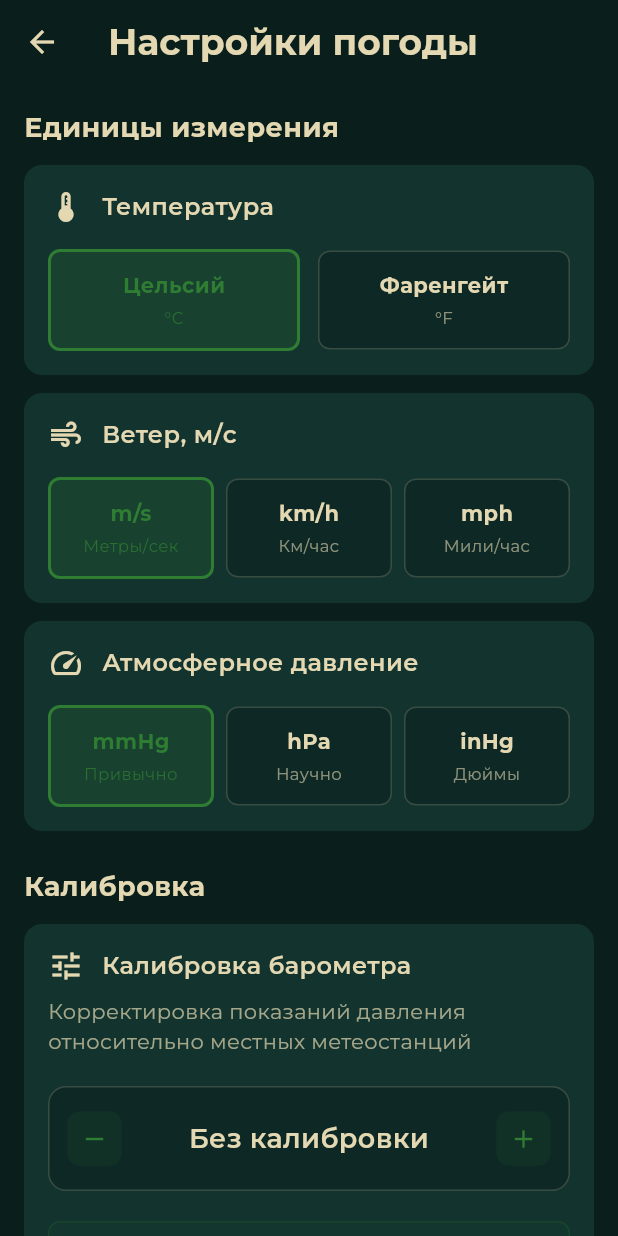
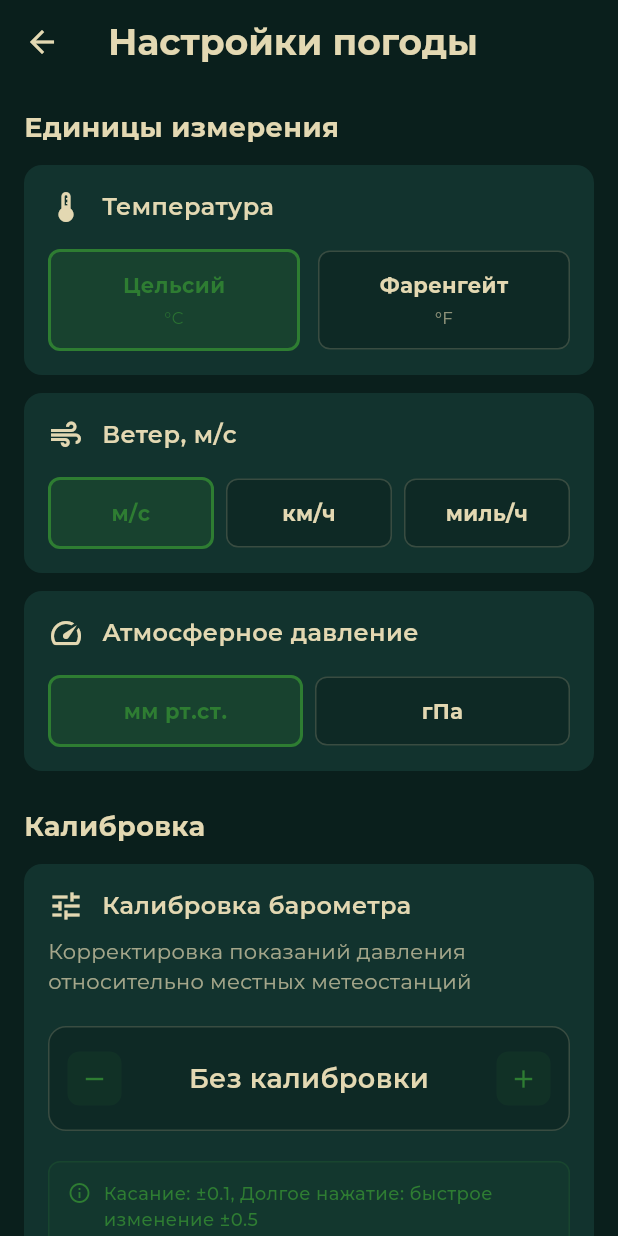
Before and after one commit to VyacheslavQA/Drift_Notes_Dart, a Flutter app: the WeatherSettingsScreen screen opened directly, on a phone screen of 412 x 824 dp. Run offline on Flutter 3.47's test engine with Material 3 defaults, Android fonts, the phone set to English and light mode, and no system bars; our stand-ins replace app_links, audioplayers, cached_network_image, cloud_firestore, connectivity_plus, firebase_auth and 15 more; missing offline and left inert: app_badge_plus, firebase_app_check, quick_actions; accounts and stored records are empty; generated files the repository leaves out were written again.

Commit message:
исправления в настройках погоды

```diff
--- a/lib/main.dart
+++ b/lib/main.dart
@@ -73,7 +73,7 @@ void main() async {
   ]);
 
   // Показываем системную навигацию
-  SystemChrome.setEnabledSystemUIMode(SystemUiMode.edgeToEdge);
+  SystemChrome.setEnabledSystemUIMode(SystemUiMode.manual, overlays: SystemUiOverlay.values);
 
   // Запрос разрешений на уведомления ПЕРЕД инициализацией Firebase
   await _requestNotificationPermissions();
--- a/lib/screens/home_screen.dart
+++ b/lib/screens/home_screen.dart
@@ -1522,7 +1522,7 @@ class _HomeScreenState extends State<HomeScreen> with WidgetsBindingObserver, Po
             ),
           ),
         ),
-        extendBody: true,
+        extendBody: false,
         bottomNavigationBar: _buildBottomNavigationBar(),
       ),
     );
--- a/lib/screens/settings/weather_settings_screen.dart
+++ b/lib/screens/settings/weather_settings_screen.dart
@@ -184,6 +184,8 @@ class _WeatherSettingsScreenState extends State<WeatherSettingsScreen> {
       return localizations.translate('no_calibration') ?? 'Без калибровки';
     }
 
+    final localizations = AppLocalizations.of(context);
+
     // Конвертируем калибровку в текущие единицы для отображения
     double displayValue = _barometerCalibration;
     String unitSymbol;
@@ -191,15 +193,15 @@ class _WeatherSettingsScreenState extends State<WeatherSettingsScreen> {
     switch (_selectedPressureUnit) {
       case PressureUnit.mmhg:
         displayValue = _barometerCalibration / 1.333;
-        unitSymbol = AppLocalizations.of(context).locale.languageCode == 'en' ? 'mmHg' : 'мм рт.ст.';
+        unitSymbol = localizations.translate('pressure_unit_mmhg') ?? 'мм рт.ст.';
         break;
       case PressureUnit.hpa:
         displayValue = _barometerCalibration;
-        unitSymbol = AppLocalizations.of(context).locale.languageCode == 'en' ? 'hPa' : 'гПа';
+        unitSymbol = localizations.translate('pressure_unit_hpa') ?? 'гПа';
         break;
       case PressureUnit.inhg:
         displayValue = _barometerCalibration / 33.8639;
-        unitSymbol = 'inHg';
+        unitSymbol = localizations.translate('pressure_unit_inhg') ?? 'дюймы рт.ст.';
         break;
     }
 
@@ -487,27 +489,24 @@ class _WeatherSettingsScreenState extends State<WeatherSettingsScreen> {
           Row(
             children: [
               Expanded(
-                child: _buildUnitOption(
-                  title: 'm/s',
-                  subtitle: localizations.translate('meters_per_second'),
+                child: _buildSimpleUnitOption(
+                  title: localizations.translate('wind_unit_ms') ?? 'м/с',
                   isSelected: _selectedWindSpeedUnit == WindSpeedUnit.ms,
                   onTap: () => _updateWindSpeedUnit(WindSpeedUnit.ms),
                 ),
               ),
               const SizedBox(width: 8),
               Expanded(
-                child: _buildUnitOption(
-                  title: 'km/h',
-                  subtitle: localizations.translate('kilometers_per_hour'),
+                child: _buildSimpleUnitOption(
+                  title: localizations.translate('wind_unit_kmh') ?? 'км/ч',
                   isSelected: _selectedWindSpeedUnit == WindSpeedUnit.kmh,
                   onTap: () => _updateWindSpeedUnit(WindSpeedUnit.kmh),
                 ),
               ),
               const SizedBox(width: 8),
               Expanded(
-                child: _buildUnitOption(
-                  title: 'mph',
-                  subtitle: localizations.translate('miles_per_hour'),
+                child: _buildSimpleUnitOption(
+                  title: localizations.translate('wind_unit_mph') ?? 'миль/ч',
                   isSelected: _selectedWindSpeedUnit == WindSpeedUnit.mph,
                   onTap: () => _updateWindSpeedUnit(WindSpeedUnit.mph),
                 ),
@@ -547,29 +546,18 @@ class _WeatherSettingsScreenState extends State<WeatherSettingsScreen> {
           Row(
             children: [
               Expanded(
-                child: _buildUnitOption(
-                  title: 'mmHg',
-                  subtitle: localizations.translate('common'),
+                child: _buildSimpleUnitOption(
+                  title: localizations.translate('pressure_unit_mmhg') ?? 'мм рт.ст.',
                   isSelected: _selectedPressureUnit == PressureUnit.mmhg,
                   onTap: () => _updatePressureUnit(PressureUnit.mmhg),
                 ),
               ),
               const SizedBox(width: 8),
               Expanded(
-                child: _buildUnitOption(
-                  title: 'hPa',
-                  subtitle: localizations.translate('scientific'),
+                child: _buildSimpleUnitOption(
+                  title: localizations.translate('pressure_unit_hpa') ?? 'гПа',
                   isSelected: _selectedPressureUnit == PressureUnit.hpa,
                   onTap: () => _updatePressureUnit(PressureUnit.hpa),
-                ),
-              ),
-              const SizedBox(width: 8),
-              Expanded(
-                child: _buildUnitOption(
-                  title: 'inHg',
-                  subtitle: localizations.translate('inches'),
-                  isSelected: _selectedPressureUnit == PressureUnit.inhg,
-                  onTap: () => _updatePressureUnit(PressureUnit.inhg),
                 ),
               ),
             ],
@@ -807,4 +795,45 @@ class _WeatherSettingsScreenState extends State<WeatherSettingsScreen> {
       ),
     );
   }
+
+  Widget _buildSimpleUnitOption({
+    required String title,
+    required bool isSelected,
+    required VoidCallback onTap,
+  }) {
+    return GestureDetector(
+      onTap: onTap,
+      child: Container(
+        padding: const EdgeInsets.all(12),
+        decoration: BoxDecoration(
+          color:
+          isSelected
+              ? AppConstants.primaryColor.withValues(alpha: 0.2)
+              : AppConstants.backgroundColor.withValues(alpha: 0.5),
+          borderRadius: BorderRadius.circular(8),
+          border: Border.all(
+            color:
+            isSelected
+                ? AppConstants.primaryColor
+                : AppConstants.textColor.withValues(alpha: 0.2),
+            width: isSelected ? 2 : 1,
+          ),
+        ),
+        child: Center(
+          child: Text(
+            title,
+            style: TextStyle(
+              color:
+              isSelected
+                  ? AppConstants.primaryColor
+                  : AppConstants.textColor,
+              fontSize: 14,
+              fontWeight: FontWeight.bold,
+            ),
+            textAlign: TextAlign.center,
+          ),
+        ),
+      ),
+    );
+  }
 }
```
Also changed, not shown: assets/localization/en.json, assets/localization/ru.json, 1 other file.
